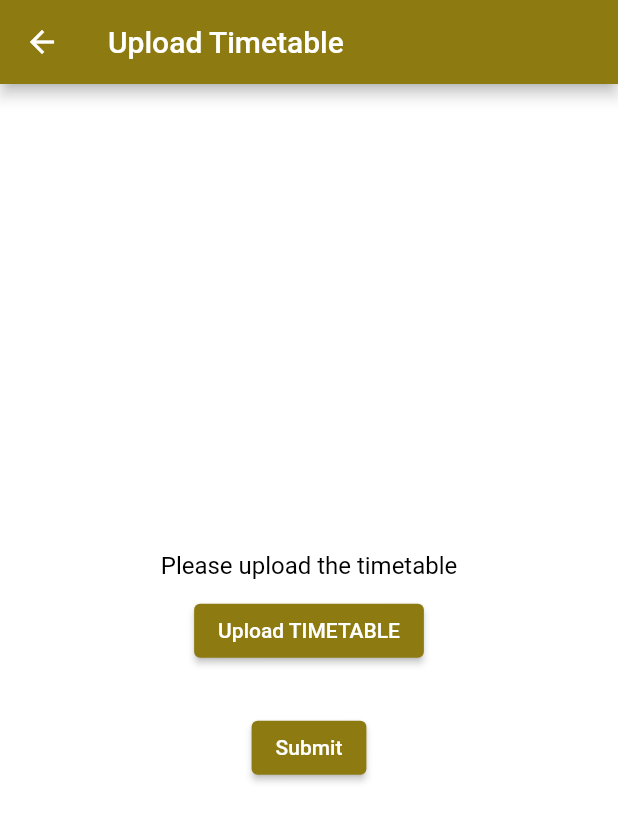
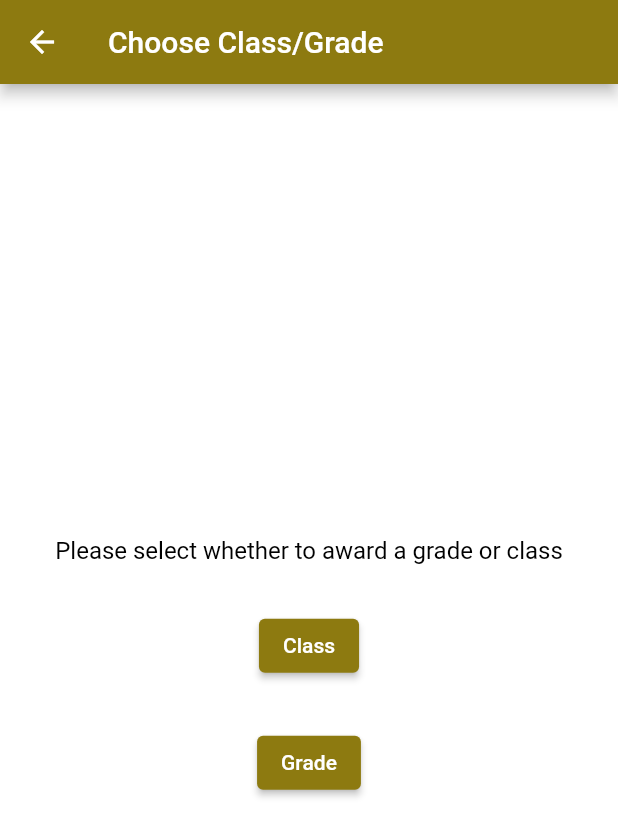
Before and after one commit to tisetsosheron/CCE-Reddam-House, a Flutter app: the screen it shows after launch, on a phone screen of 412 x 824 dp. Shown: the top 837 px of the screen. Run offline on Flutter 3.47's test engine with Material 2 defaults, Android fonts, the phone set to English and light mode, and no system bars; our stand-ins replace cloud_firestore, file_picker, firebase_auth, firebase_core; accounts and stored records are empty.

Commit message:
saving changes

```diff
--- /dev/null
+++ b/lib/Screens/award_page.dart
@@ -0,0 +1,87 @@
+import 'package:cce_reddam_house/Screens/award_grade.dart';
+import 'package:cce_reddam_house/Screens/profile_page.dart';
+import 'package:cce_reddam_house/Screens/loginPage.dart';
+import 'package:cce_reddam_house/Screens/award_class.dart';
+import 'package:cce_reddam_house/Screens/award_grade.dart';
+import 'package:file_picker/file_picker.dart';
+import 'package:cce_reddam_house/components/drawer.dart';
+import 'package:cloud_firestore/cloud_firestore.dart';
+import 'package:firebase_auth/firebase_auth.dart';
+import 'package:flutter/material.dart';
+
+class AwardHoursPage extends StatefulWidget {
+  final Function()? onTap;
+  const AwardHoursPage({super.key, this.onTap});
+
+  @override
+  State<AwardHoursPage> createState() => _AwardHoursPageState();
+}
+
+class _AwardHoursPageState extends State<AwardHoursPage> {
+  @override
+  Widget build(BuildContext context) {
+    return Scaffold(
+      appBar: AppBar(
+          title: Text('Choose Class/Grade'),
+          backgroundColor: Color.fromARGB(255, 141, 122, 16),
+          leading: IconButton(
+              icon: Icon(Icons.arrow_back),
+              onPressed: () {
+                Navigator.of(context).pushReplacement(MaterialPageRoute(
+                  builder: (context) => LoginPage(),
+                ));
+              })),
+      backgroundColor: Colors.white,
+      body: SafeArea(
+          child: Center(
+              child: SingleChildScrollView(
+        child: Column(mainAxisAlignment: MainAxisAlignment.center, children: [
+          const SizedBox(
+            height: 10,
+          ),
+          Text(
+            'Please select whether to award a grade or class',
+            style: TextStyle(
+              color: Colors.black,
+              fontSize: 16,
+            ),
+          ),
+          const SizedBox(height: 30),
+          Padding(
+            padding: const EdgeInsets.symmetric(horizontal: 16.0),
+            child: ElevatedButton(
+              onPressed: () {
+                Navigator.of(context).pushReplacement(
+                  MaterialPageRoute(
+                    builder: (context) => AwardClassPage(),
+                  ),
+                );
+              },
+              child: Text('Class'),
+              style: ElevatedButton.styleFrom(
+                primary: Color.fromARGB(255, 141, 122, 16),
+              ),
+            ),
+          ),
+          const SizedBox(height: 30),
+          Padding(
+            padding: const EdgeInsets.symmetric(horizontal: 16.0),
+            child: ElevatedButton(
+              onPressed: () {
+                Navigator.of(context).pushReplacement(
+                  MaterialPageRoute(
+                    builder: (context) => AwardGradePage(),
+                  ),
+                );
+              },
+              child: Text('Grade'),
+              style: ElevatedButton.styleFrom(
+                primary: Color.fromARGB(255, 141, 122, 16),
+              ),
+            ),
+          ),
+        ]),
+      ))),
+    );
+  }
+}
--- a/lib/main.dart
+++ b/lib/main.dart
@@ -1,6 +1,9 @@
 import 'package:cce_reddam_house/Screens/authPage.dart';
 import 'package:cce_reddam_house/Screens/register_page.dart';
 import 'package:cce_reddam_house/Screens/uploadTimetable.dart';
+import 'package:cce_reddam_house/Screens/award_page.dart';
+import 'package:cce_reddam_house/Screens/award_class.dart';
+import 'package:cce_reddam_house/Screens/award_grade.dart';
 import 'package:flutter/material.dart';
 import 'package:firebase_core/firebase_core.dart';
 import 'firebase_options.dart';
@@ -21,7 +24,7 @@ class MyApp extends StatelessWidget {
   Widget build(BuildContext context) {
     return const MaterialApp(
       debugShowCheckedModeBanner: false,
-      home: TimeTablePage(),
+      home: AwardHoursPage(),
     );
   }
 }
```
Also changed, not shown: lib/Screens/award_class.dart (added, +123 -0 lines), lib/Screens/award_grade.dart (added, +104 -0 lines).
